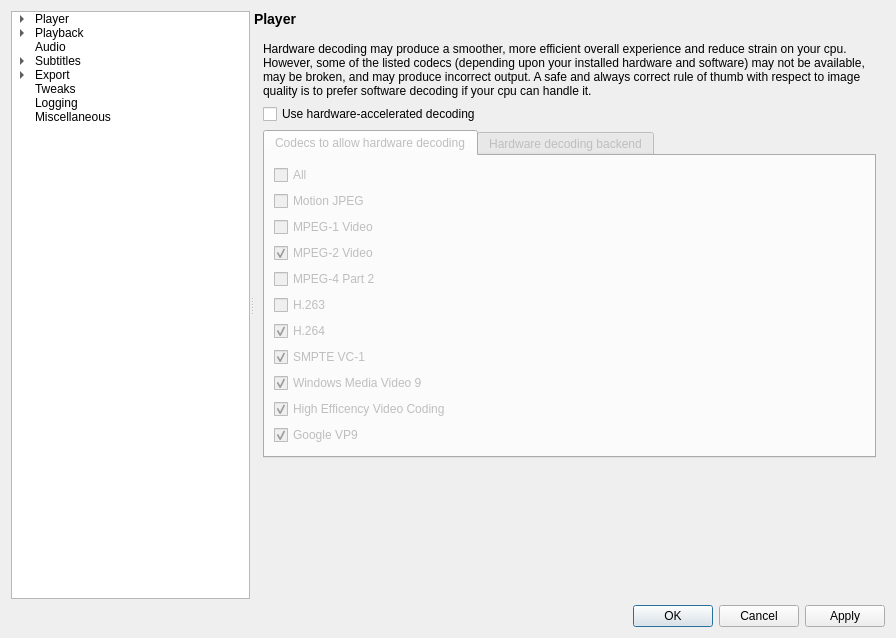
mpc-qt/mpc-qt, file src/settingswindow.ui: the form before one commit.
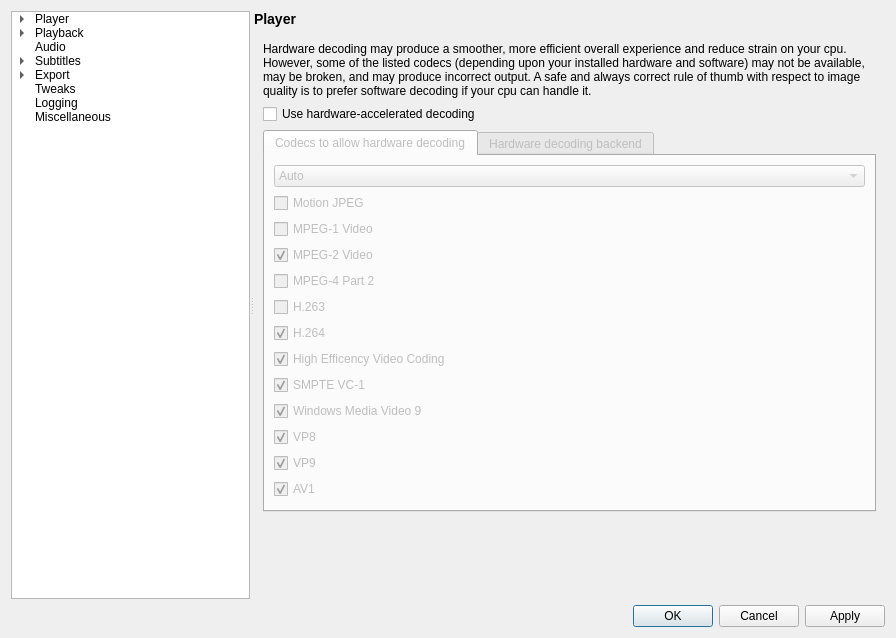
The form after the commit. The open tabs and pages were chosen to show the change.

Commit message:
settingswindow: Use mpv defaults for enabled hardware codecs; add AV1 and VP8
mpv already enables a curated set of hardware codecs by default, so use
these settings by default.

Replace the "All" checkbox by a combobox with "Auto", "All" and
"Custom". "Auto" is selected by default and follows mpv's built-in codec
selection.

Add VP8 and AV1 to the custom codec list, and move HEVC after H.264 to
keep related codecs grouped.

Link: https://mpv.io/manual/master/#options-hwdec-codecs

Mentioned in #884.

Diff of the .ui file:
```diff
--- a/src/settingswindow.ui
+++ b/src/settingswindow.ui
@@ -5357,14 +5357,29 @@
               </attribute>
               <layout class="QVBoxLayout" name="verticalLayout_3">
                <item>
-                <widget class="QCheckBox" name="hwdecAll">
-                 <property name="text">
-                  <string>All</string>
-                 </property>
+                <widget class="QComboBox" name="hwdecCodecsMode">
+                 <item>
+                  <property name="text">
+                   <string>Auto</string>
+                  </property>
+                 </item>
+                 <item>
+                  <property name="text">
+                   <string>All</string>
+                  </property>
+                 </item>
+                 <item>
+                  <property name="text">
+                   <string>Custom</string>
+                  </property>
+                 </item>
                 </widget>
                </item>
                <item>
                 <widget class="QWidget" name="hwdecCodecs" native="true">
+                 <property name="enabled">
+                  <bool>false</bool>
+                 </property>
                  <layout class="QVBoxLayout" name="verticalLayout_2">
                   <property name="leftMargin">
                    <number>0</number>
@@ -5432,6 +5447,16 @@
                     </property>
                    </widget>
                   </item>
+                  <item>
+                   <widget class="QCheckBox" name="hwdecHevc">
+                    <property name="text">
+                     <string notr="true">High Efficency Video Coding</string>
+                    </property>
+                    <property name="checked">
+                     <bool>true</bool>
+                    </property>
+                   </widget>
+                  </item>
                   <item>
                    <widget class="QCheckBox" name="hwdecVc1">
                     <property name="text">
@@ -5453,9 +5478,9 @@
                    </widget>
                   </item>
                   <item>
-                   <widget class="QCheckBox" name="hwdecHevc">
+                   <widget class="QCheckBox" name="hwdecVp8">
                     <property name="text">
-                     <string notr="true">High Efficency Video Coding</string>
+                     <string>VP8</string>
                     </property>
                     <property name="checked">
                      <bool>true</bool>
@@ -5465,7 +5490,17 @@
                   <item>
                    <widget class="QCheckBox" name="hwdecVp9">
                     <property name="text">
-                     <string notr="true">Google VP9</string>
+                     <string notr="true">VP9</string>
+                    </property>
+                    <property name="checked">
+                     <bool>true</bool>
+                    </property>
+                   </widget>
+                  </item>
+                  <item>
+                   <widget class="QCheckBox" name="hwdecAv1">
+                    <property name="text">
+                     <string>AV1</string>
                     </property>
                     <property name="checked">
                      <bool>true</bool>
```
Left out of the diff: 16 changed lines with no effect on the pictures. The commit also changes 23 other files.
